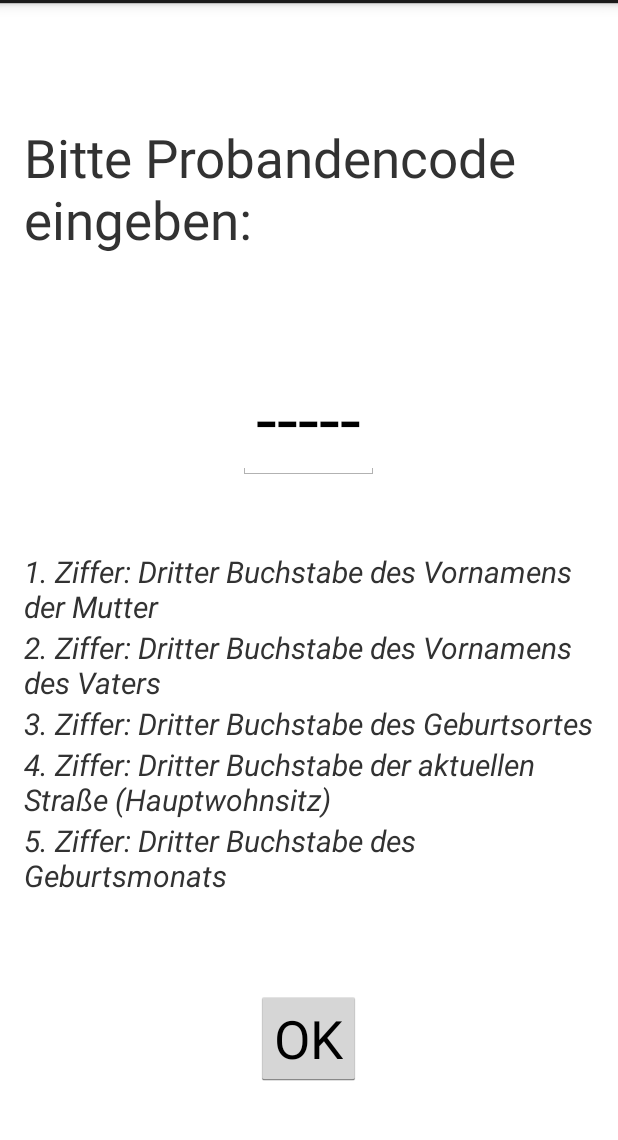
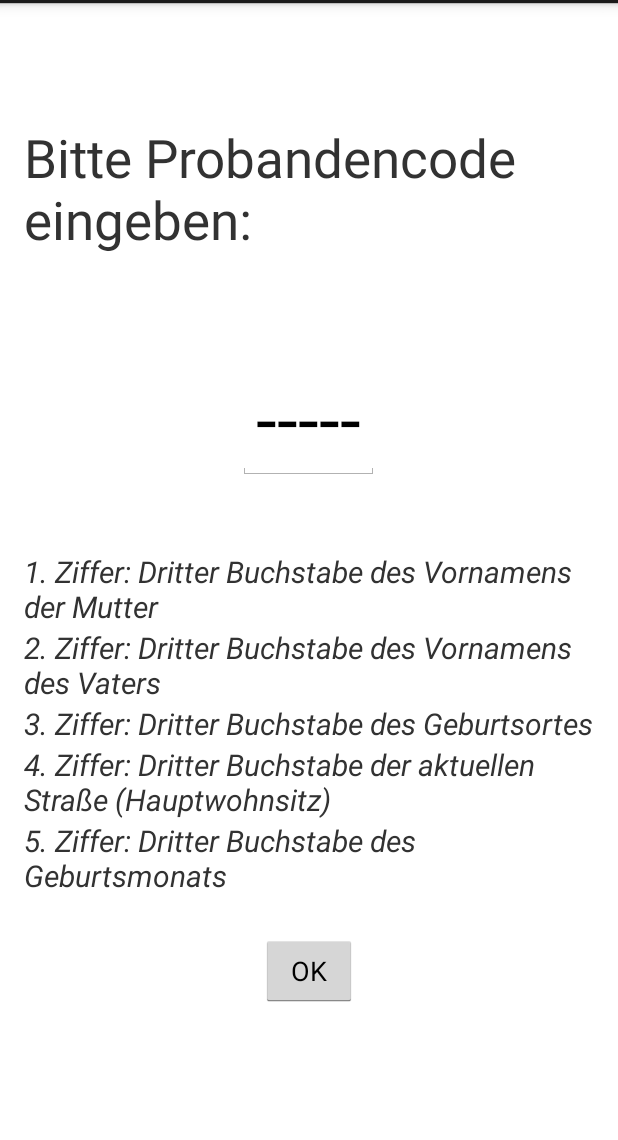
Before and after one commit to Nasto/SWE-App, an Android app: the screen it shows after launch (MainActivity), on a phone screen of 412 x 824 dp, the part 69-1209 px from its top. Run offline under Robolectric (Android 15) with nearby library versions, the phone set to English and light mode, and no system bars.

Commit message:
uebergang von main zu time

```diff
--- a/src/main/AndroidManifest.xml
+++ b/src/main/AndroidManifest.xml
@@ -22,6 +22,9 @@
                 <category android:name="android.intent.category.LAUNCHER" />
             </intent-filter>
         </activity>
+        <activity
+                android:name=".timeSelector"
+                android:label="timeSelector"/>
     </application>
 
 </manifest>
--- a/src/main/res/layout/activity_main.xml
+++ b/src/main/res/layout/activity_main.xml
@@ -90,7 +90,11 @@
             android:layout_width="wrap_content"
             android:layout_height="wrap_content"
             android:text="OK"
-            android:id="@+id/button"
+            android:onClick="okMessage"
+            android:layout_below="@+id/textView5"
+            android:layout_centerHorizontal="true"
+            android:layout_marginTop="26dp"/>
+            android:id="@+id/okButton"
             android:layout_alignParentBottom="true"
             android:layout_centerHorizontal="true"
             android:layout_marginBottom="38dp"
```
Also changed, not shown: src/main/java/yoloswagswag/swe_app/MainActivity.java (+9 -0 lines), src/main/java/yoloswagswag/swe_app/timeSelector.java (added, +11 -0 lines), 1 other file.
